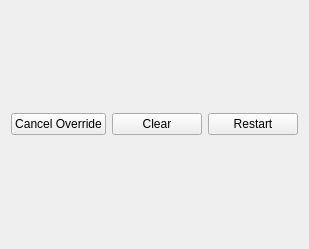
Before: the Qt Designer form src/camp/mission_manager/mission_manager.ui in rolker/camp, drawn with Qt 5.
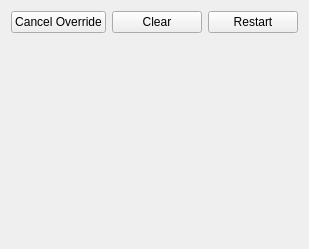
After: the same form once the commit is applied.

Commit message:
Reorder platform panel: task tree after helm, compact button row (#130)
After retiring the mission Heartbeat display, lay out the per-platform panel as
helm -> running-task tree -> mission command buttons (tree right after the helm
heartbeat, buttons at the bottom). Give the tree all the vertical splitter
stretch, and top-align the button row with a spacer so it stays compact instead
of each pane taking a third of the height.

```diff
--- a/src/camp/mission_manager/mission_manager.ui
+++ b/src/camp/mission_manager/mission_manager.ui
@@ -39,6 +39,19 @@
      </item>
     </layout>
    </item>
+   <item>
+    <spacer name="verticalSpacer">
+     <property name="orientation">
+      <enum>Qt::Vertical</enum>
+     </property>
+     <property name="sizeHint" stdset="0">
+      <size>
+       <width>0</width>
+       <height>0</height>
+      </size>
+     </property>
+    </spacer>
+   </item>
   </layout>
  </widget>
  <resources/>
```
The commit also changes 2 other files.
